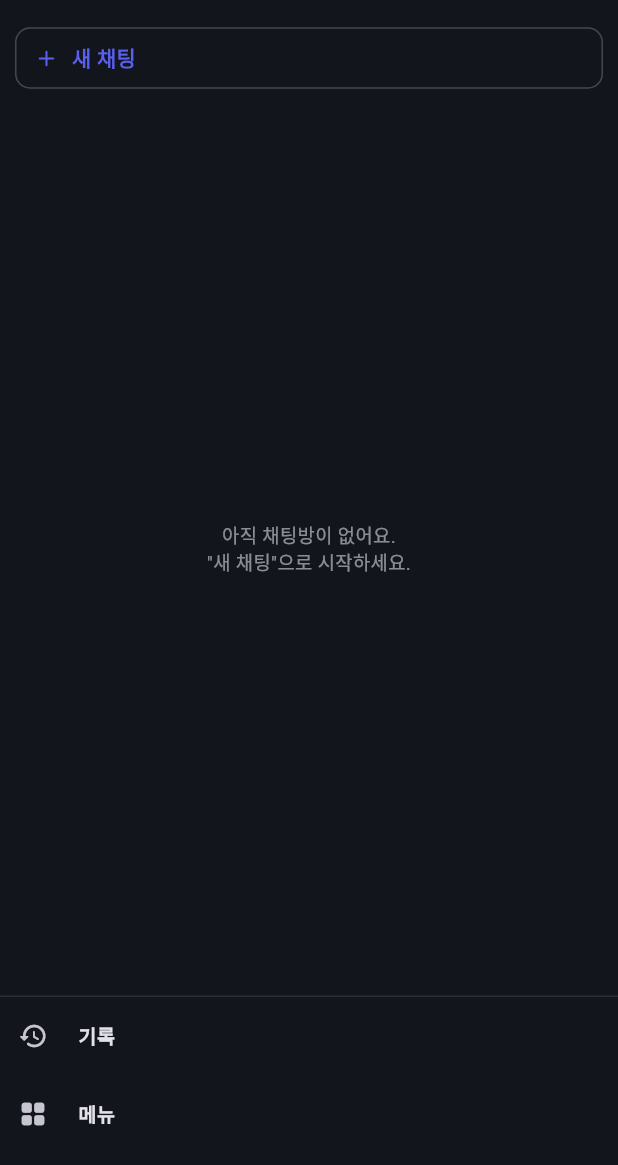
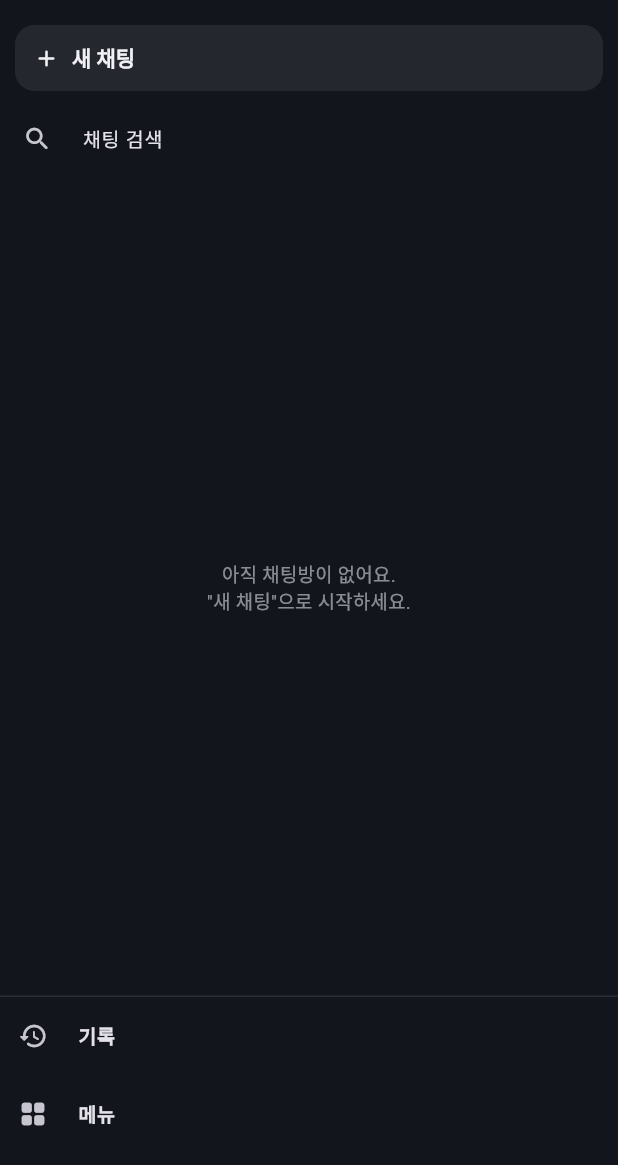
Before and after one commit to 2-bit-creat/graph-rag, a Flutter app: the ChatSidebar widget shown alone on an empty page, opened directly, on a phone screen of 412 x 824 dp, the part 71-1236 px from its top. Run offline on Flutter 3.47's test engine with Material 3 defaults, Android fonts, the phone set to English and light mode, and no system bars; our stand-ins replace audioplayers, cross_file, dio, file_picker, fl_chart, flutter_secure_storage and 1 more; missing offline and left inert: dart:html, dart:js_util, desktop_drop, flutter_math_fork, record; accounts and stored records are empty; network calls fail.

Commit message:
Improve chat sidebar and graph selection UI

```diff
--- a/mobile/lib/chat/chat_sidebar.dart
+++ b/mobile/lib/chat/chat_sidebar.dart
@@ -26,10 +26,15 @@ class ChatSidebar extends StatefulWidget {
 class _ChatSidebarState extends State<ChatSidebar> {
   // Shared calendar-date notifier for the pushed timeline screen.
   final _sharedDate = ValueNotifier<String?>(null);
+  final _searchController = TextEditingController();
+  final _searchFocusNode = FocusNode();
+  bool _searching = false;
 
   @override
   void dispose() {
     _sharedDate.dispose();
+    _searchController.dispose();
+    _searchFocusNode.dispose();
     super.dispose();
   }
 
@@ -43,6 +48,16 @@ class _ChatSidebarState extends State<ChatSidebar> {
   void _select(String id) {
     chatSession.selectSession(id);
     _afterTap();
+  }
+
+  void _toggleSearch() {
+    setState(() => _searching = !_searching);
+    if (_searching) {
+      _searchFocusNode.requestFocus();
+    } else {
+      _searchController.clear();
+      _searchFocusNode.unfocus();
+    }
   }
 
   Future<void> _rename(String id, String? current) async {
@@ -129,6 +144,7 @@ class _ChatSidebarState extends State<ChatSidebar> {
 
   @override
   Widget build(BuildContext context) {
+    final shell = context.shell;
     return Column(
       crossAxisAlignment: CrossAxisAlignment.stretch,
       children: [
@@ -174,24 +190,71 @@ class _ChatSidebarState extends State<ChatSidebar> {
         ),
         Padding(
           padding: const EdgeInsets.symmetric(horizontal: 10),
-          child: OutlinedButton.icon(
+          child: FilledButton.tonalIcon(
             onPressed: _newChat,
             icon: const Icon(Icons.add_rounded, size: 18),
             label: const Text('새 채팅'),
-            style: OutlinedButton.styleFrom(
+            style: FilledButton.styleFrom(
+              foregroundColor: shell.primaryText,
+              backgroundColor: shell.subtleSurface,
               alignment: Alignment.centerLeft,
+              minimumSize: const Size.fromHeight(44),
+              shape: RoundedRectangleBorder(
+                borderRadius: BorderRadius.circular(13),
+              ),
               padding: const EdgeInsets.symmetric(horizontal: 12, vertical: 10),
             ),
           ),
         ),
         const SizedBox(height: 6),
 
+        Padding(
+          padding: const EdgeInsets.symmetric(horizontal: 10),
+          child: _searching
+              ? TextField(
+                  controller: _searchController,
+                  focusNode: _searchFocusNode,
+                  autofocus: true,
+                  onChanged: (_) => setState(() {}),
+                  decoration: InputDecoration(
+                    hintText: '채팅 검색',
+                    prefixIcon: const Icon(Icons.search_rounded, size: 19),
+                    suffixIcon: IconButton(
+                      onPressed: _toggleSearch,
+                      icon: const Icon(Icons.close_rounded, size: 18),
+                    ),
+                    isDense: true,
+                    filled: true,
+                    fillColor: shell.subtleSurface,
+                    border: OutlineInputBorder(
+                      borderRadius: BorderRadius.circular(13),
+                      borderSide: BorderSide.none,
+                    ),
+                  ),
+                )
+              : ListTile(
+                  dense: true,
+                  contentPadding: const EdgeInsets.symmetric(horizontal: 5),
+                  leading: const Icon(Icons.search_rounded, size: 20),
+                  title: const Text('채팅 검색'),
+                  onTap: _toggleSearch,
+                ),
+        ),
+        const SizedBox(height: 4),
+
         // ── Recent rooms ─────────────────────────────────────────────────
         Expanded(
           child: ListenableBuilder(
             listenable: Listenable.merge([chatSession, journalTask]),
             builder: (context, _) {
-              final sessions = chatSession.sessions;
+              final query = _searchController.text.trim().toLowerCase();
+              final sessions = query.isEmpty
+                  ? chatSession.sessions
+                  : chatSession.sessions.where((s) {
+                      final title = s['title']?.toString().toLowerCase() ?? '';
+                      final preview = s['preview']?.toString().toLowerCase() ?? '';
+                      return title.contains(query) || preview.contains(query);
+                    }).toList();
               if (sessions.isEmpty) {
                 return Center(
                   child: Padding(
@@ -326,16 +389,16 @@ class _RoomTile extends StatelessWidget {
   Widget build(BuildContext context) {
     final cs = Theme.of(context).colorScheme;
     return Material(
-      color: active ? cs.primary.withValues(alpha: 0.12) : Colors.transparent,
-      borderRadius: BorderRadius.circular(8),
+      color: active ? cs.primary.withValues(alpha: 0.16) : Colors.transparent,
+      borderRadius: BorderRadius.circular(12),
       child: InkWell(
         onTap: onTap,
-        borderRadius: BorderRadius.circular(8),
+        borderRadius: BorderRadius.circular(12),
         child: Padding(
-          padding: const EdgeInsets.symmetric(horizontal: 10, vertical: 8),
+          padding: const EdgeInsets.symmetric(horizontal: 10, vertical: 10),
           child: Row(
             children: [
-              Icon(Icons.chat_bubble_outline_rounded,
+              Icon(active ? Icons.chat_bubble_rounded : Icons.chat_bubble_outline_rounded,
                   size: 16,
                   color: active ? cs.primary : AppColors.textMuted),
               const SizedBox(width: 8),
```
Also changed, not shown: mobile/lib/screens/knowledge_graph_screen.dart (+30 -12 lines).
